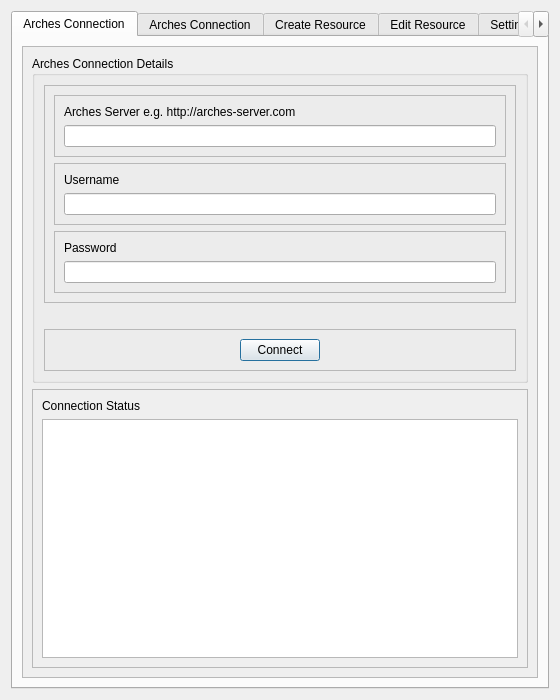
The window that arches_project/ui/arches_project_dialog_base.ui (archesproject/arches-qgis) describes before a commit, drawn with Qt 5.
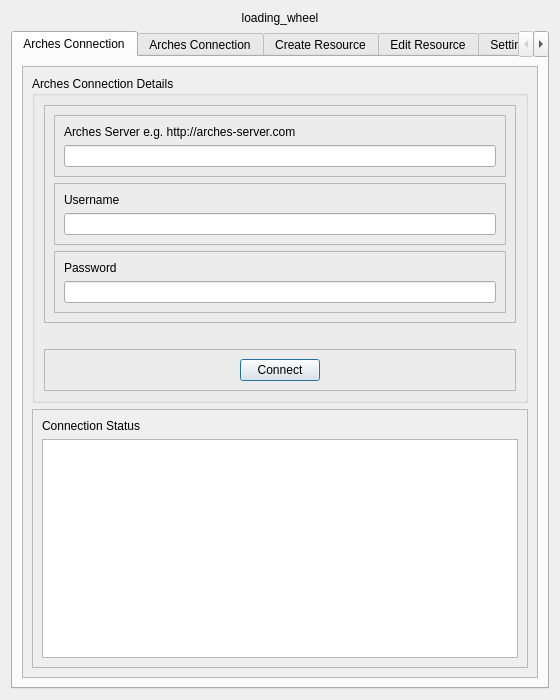
The same window after the commit. The open tabs and pages were chosen to show the change. Icons and pictures are not drawn.

```diff
--- a/arches_project/ui/arches_project_dialog_base.ui
+++ b/arches_project/ui/arches_project_dialog_base.ui
@@ -24,6 +24,19 @@
    <bool>false</bool>
   </property>
   <layout class="QVBoxLayout" name="verticalLayout_15">
+   <item>
+    <widget class="QLabel" name="loading_wheel">
+     <property name="enabled">
+      <bool>true</bool>
+     </property>
+     <property name="text">
+      <string>loading_wheel</string>
+     </property>
+     <property name="alignment">
+      <set>Qt::AlignCenter</set>
+     </property>
+    </widget>
+   </item>
    <item>
     <widget class="QTabWidget" name="tabWidget">
      <property name="enabled">
@@ -67,7 +80,7 @@
             <x>0</x>
             <y>0</y>
             <width>518</width>
-            <height>632</height>
+            <height>610</height>
            </rect>
           </property>
           <layout class="QVBoxLayout" name="verticalLayout_3">
```
Left out of the diff: 12 changed lines with no effect on the pictures.
